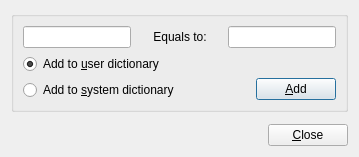
Above: trunk/addworddialog.ui from mousamk/azconvert before the change. Below: the same form after it.
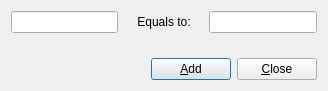
That is the form after the change.

```diff
--- a/trunk/addworddialog.ui
+++ b/trunk/addworddialog.ui
@@ -6,8 +6,8 @@
    <rect>
     <x>0</x>
     <y>0</y>
-    <width>359</width>
-    <height>157</height>
+    <width>328</width>
+    <height>91</height>
    </rect>
   </property>
   <property name="windowTitle">
@@ -16,13 +16,7 @@
   <property name="modal">
    <bool>true</bool>
   </property>
-  <layout class="QVBoxLayout" name="verticalLayout_4">
-   <item>
-    <widget class="QGroupBox" name="groupBox">
-     <property name="title">
-      <string/>
-     </property>
-     <layout class="QVBoxLayout" name="verticalLayout_3">
+  <layout class="QVBoxLayout" name="verticalLayout">
       <item>
        <layout class="QHBoxLayout" name="horizontalLayout">
         <item>
@@ -83,30 +77,9 @@
        </spacer>
       </item>
       <item>
-       <layout class="QHBoxLayout" name="horizontalLayout_2">
+    <layout class="QHBoxLayout" name="horizontalLayout_3">
         <item>
-         <layout class="QVBoxLayout" name="verticalLayout">
-          <item>
-           <widget class="QRadioButton" name="rdbUser">
-            <property name="text">
-             <string>Add to &amp;user dictionary</string>
-            </property>
-            <property name="checked">
-             <bool>true</bool>
-            </property>
-           </widget>
-          </item>
-          <item>
-           <widget class="QRadioButton" name="rdbSystem">
-            <property name="text">
-             <string>Add to &amp;system dictionary</string>
-            </property>
-           </widget>
-          </item>
-         </layout>
-        </item>
-        <item>
-         <spacer name="horizontalSpacer_3">
+      <spacer name="horizontalSpacer_4">
           <property name="orientation">
            <enum>Qt::Horizontal</enum>
           </property>
@@ -114,21 +87,6 @@
            <size>
             <width>40</width>
             <height>20</height>
-           </size>
-          </property>
-         </spacer>
-        </item>
-        <item>
-         <layout class="QVBoxLayout" name="verticalLayout_2">
-          <item>
-           <spacer name="verticalSpacer">
-            <property name="orientation">
-             <enum>Qt::Vertical</enum>
-            </property>
-            <property name="sizeHint" stdset="0">
-             <size>
-              <width>20</width>
-              <height>18</height>
              </size>
             </property>
            </spacer>
@@ -142,41 +100,6 @@
              <bool>true</bool>
             </property>
            </widget>
-          </item>
-         </layout>
-        </item>
-       </layout>
-      </item>
-     </layout>
-    </widget>
-   </item>
-   <item>
-    <spacer name="verticalSpacer_3">
-     <property name="orientation">
-      <enum>Qt::Vertical</enum>
-     </property>
-     <property name="sizeHint" stdset="0">
-      <size>
-       <width>20</width>
-       <height>0</height>
-      </size>
-     </property>
-    </spacer>
-   </item>
-   <item>
-    <layout class="QHBoxLayout" name="horizontalLayout_3">
-     <item>
-      <spacer name="horizontalSpacer_4">
-       <property name="orientation">
-        <enum>Qt::Horizontal</enum>
-       </property>
-       <property name="sizeHint" stdset="0">
-        <size>
-         <width>40</width>
-         <height>20</height>
-        </size>
-       </property>
-      </spacer>
      </item>
      <item>
       <widget class="QPushButton" name="btnClose">
```
Lines whose indentation alone changed are shown as unchanged.
